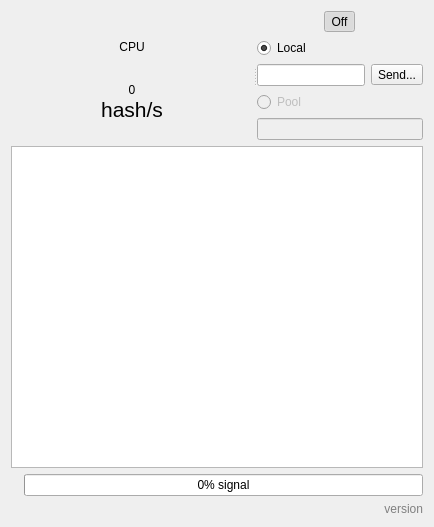
Above: alethone/AlethOne.ui from ethereum/alethzero before the change. Below: the same form after it.
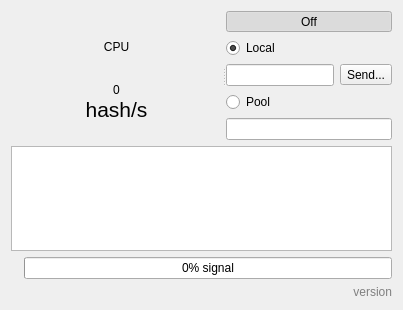
That is the form after the change. Icons and pictures are not drawn. Custom widgets are drawn as their Qt base class.

Commit message: Move shared A1 files into aleth.

```diff
--- a/alethone/AlethOne.ui
+++ b/alethone/AlethOne.ui
@@ -6,8 +6,8 @@
    <rect>
     <x>0</x>
     <y>0</y>
-    <width>434</width>
-    <height>527</height>
+    <width>403</width>
+    <height>310</height>
    </rect>
   </property>
   <property name="windowTitle">
@@ -120,6 +120,12 @@
         <layout class="QHBoxLayout" name="mine">
          <item>
           <widget class="QToolButton" name="noMining">
+           <property name="sizePolicy">
+            <sizepolicy hsizetype="MinimumExpanding" vsizetype="Preferred">
+             <horstretch>0</horstretch>
+             <verstretch>0</verstretch>
+            </sizepolicy>
+           </property>
            <property name="text">
             <string>Off</string>
            </property>
@@ -167,7 +173,7 @@
        <item>
         <widget class="QRadioButton" name="pool">
          <property name="enabled">
-          <bool>false</bool>
+          <bool>true</bool>
          </property>
          <property name="text">
           <string>Pool</string>
@@ -180,7 +186,7 @@
        <item>
         <widget class="QLineEdit" name="url">
          <property name="enabled">
-          <bool>false</bool>
+          <bool>true</bool>
          </property>
         </widget>
        </item>
```
The commit also changes 14 other files.
